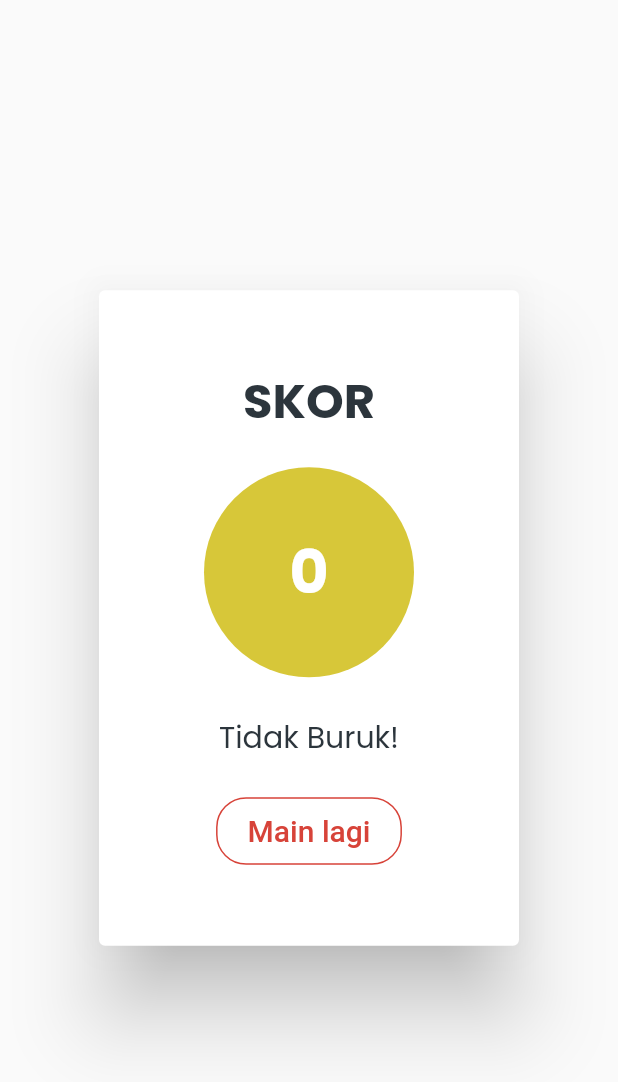
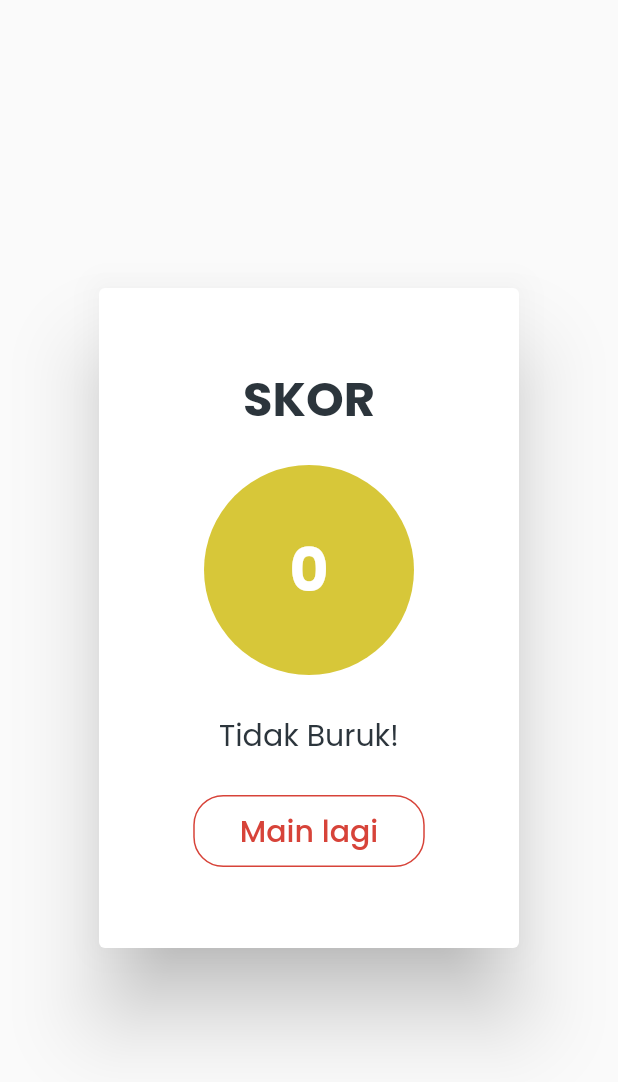
Before and after one commit to Koredeee/HUTRIVIA, a Flutter app: the ResultBox widget shown alone on an empty page, opened directly with empty values, on a phone screen of 412 x 824 dp. Shown: the top 1082 px of the screen. Run offline on Flutter 3.47's test engine with Material 2 defaults, Android fonts, the phone set to English and light mode, and no system bars; our stand-ins replace loading_animation_widget; network calls fail.

Commit message:
Fixed "Main lagi" Button

```diff
--- a/hutrivia/lib/widgets/ResultBox.dart
+++ b/hutrivia/lib/widgets/ResultBox.dart
@@ -78,12 +78,13 @@
                   border: Border.all(color: background),
                 ),
                 child: Padding(
-                  padding: const EdgeInsets.only(
-                      top: 10.0, bottom: 10, left: 20, right: 20),
+                  padding:
+                      const EdgeInsets.symmetric(vertical: 8, horizontal: 30),
                   child: const Text(
                     'Main lagi',
                     style: TextStyle(
                       color: background,
+                      fontFamily: "Poppins",
                       fontSize: 20,
                       fontWeight: FontWeight.w500,
                       // letterSpacing: 1.0,
```
